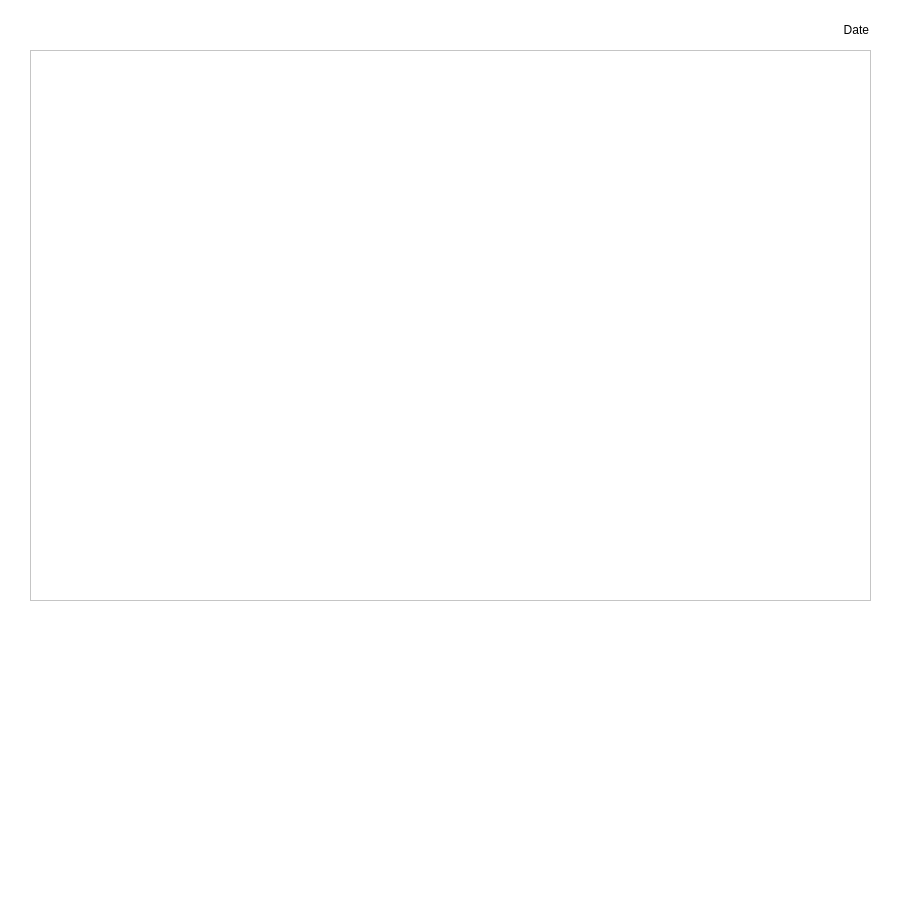
The window that positionswindow.ui (lucapegolotti/coworking) describes before a commit, drawn with Qt 5.
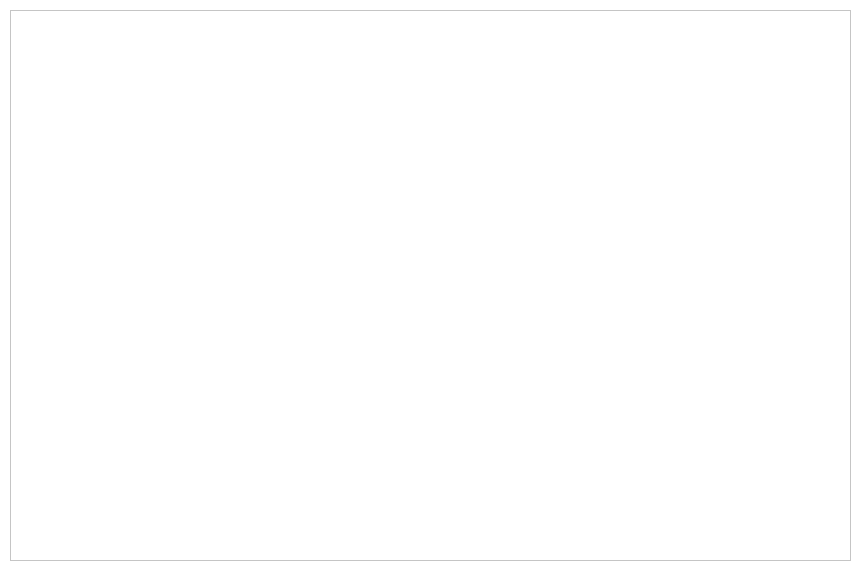
The same window after the commit.

The edit to the form file:
```diff
--- a/positionswindow.ui
+++ b/positionswindow.ui
@@ -6,26 +6,26 @@
    <rect>
     <x>0</x>
     <y>0</y>
-    <width>900</width>
-    <height>900</height>
+    <width>860</width>
+    <height>570</height>
    </rect>
   </property>
   <property name="sizePolicy">
-   <sizepolicy hsizetype="Fixed" vsizetype="Fixed">
+   <sizepolicy hsizetype="Preferred" vsizetype="Preferred">
     <horstretch>0</horstretch>
     <verstretch>0</verstretch>
    </sizepolicy>
   </property>
   <property name="minimumSize">
    <size>
-    <width>900</width>
-    <height>900</height>
+    <width>860</width>
+    <height>570</height>
    </size>
   </property>
   <property name="maximumSize">
    <size>
-    <width>900</width>
-    <height>900</height>
+    <width>860</width>
+    <height>570</height>
    </size>
   </property>
   <property name="palette">
@@ -453,32 +453,13 @@
    <widget class="QGraphicsView" name="positionsView">
     <property name="geometry">
      <rect>
-      <x>30</x>
-      <y>50</y>
+      <x>10</x>
+      <y>10</y>
       <width>841</width>
       <height>551</height>
      </rect>
     </property>
    </widget>
-   <widget class="QLabel" name="dateLabel">
-    <property name="geometry">
-     <rect>
-      <x>648</x>
-      <y>20</y>
-      <width>221</width>
-      <height>20</height>
-     </rect>
-    </property>
-    <property name="layoutDirection">
-     <enum>Qt::LeftToRight</enum>
-    </property>
-    <property name="text">
-     <string>Date</string>
-    </property>
-    <property name="alignment">
-     <set>Qt::AlignRight|Qt::AlignTrailing|Qt::AlignVCenter</set>
-    </property>
-   </widget>
   </widget>
   <widget class="QMenuBar" name="menuBar">
    <property name="geometry">
```
Left out of the diff: 2 changed lines with no effect on the pictures.
